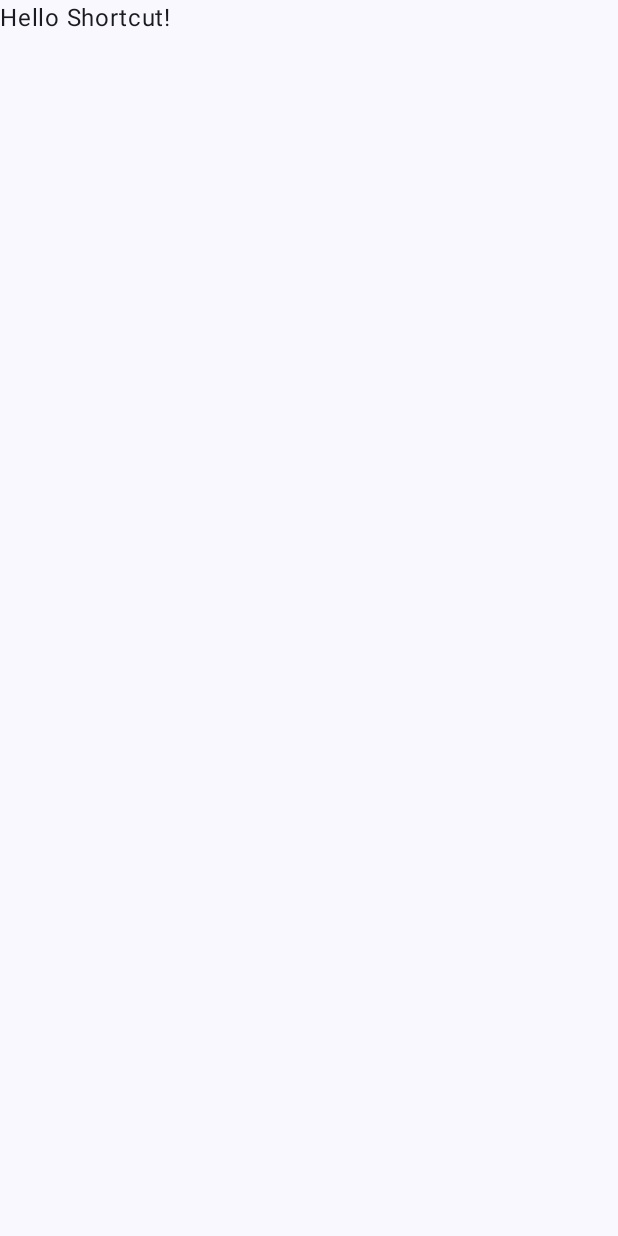
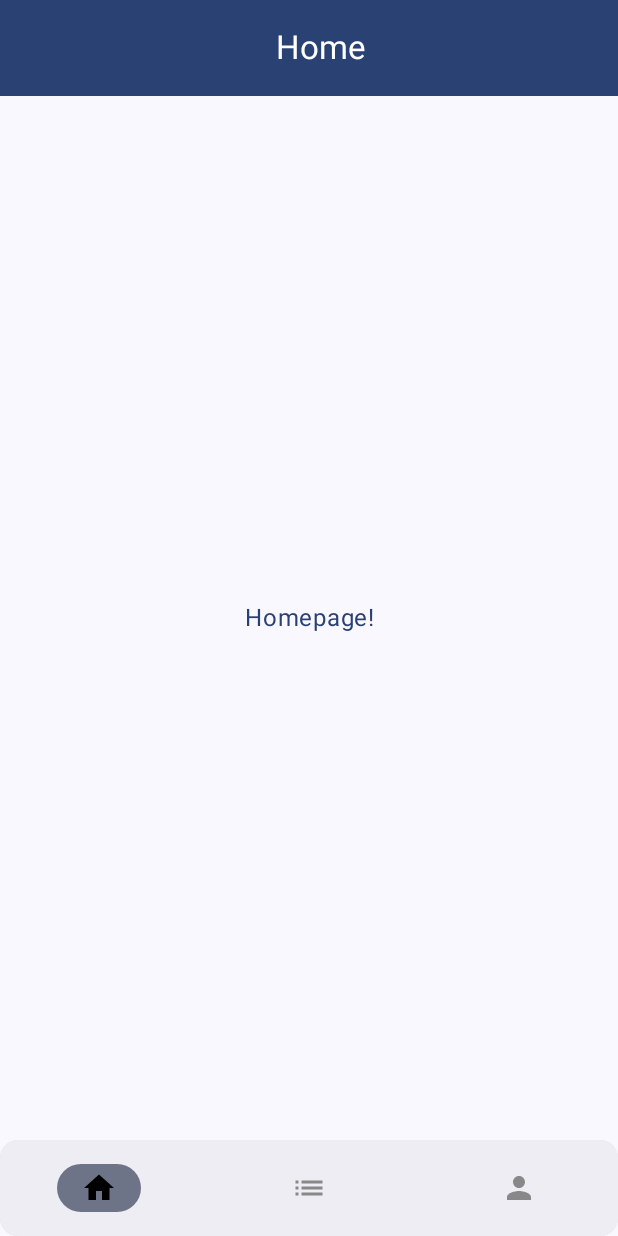
Before and after one commit to BikramDroid/onboarding-app, an Android app built with Jetpack Compose: the screen it shows after launch (MainActivity), on a phone screen of 412 x 824 dp. Before the commit the screen is almost empty. Run offline under Robolectric (Android 15) with nearby library versions, the phone set to English and light mode, and no system bars.

Commit message:
added scaffold for app bar and bottom nav

```diff
--- a/app/src/main/java/com/bikram/onboardingapp/MainActivity.kt
+++ b/app/src/main/java/com/bikram/onboardingapp/MainActivity.kt
@@ -3,13 +3,7 @@ package com.bikram.onboardingapp
 import android.os.Bundle
 import androidx.activity.ComponentActivity
 import androidx.activity.compose.setContent
-import androidx.compose.foundation.layout.fillMaxSize
-import androidx.compose.material3.MaterialTheme
-import androidx.compose.material3.Surface
-import androidx.compose.material3.Text
-import androidx.compose.runtime.Composable
-import androidx.compose.ui.Modifier
-import androidx.compose.ui.tooling.preview.Preview
+import com.bikram.onboardingapp.ui.screens.MasterPage
 import com.bikram.onboardingapp.ui.theme.OnboardingAppTheme
 
 class MainActivity : ComponentActivity() {
@@ -17,30 +11,10 @@ class MainActivity : ComponentActivity() {
         super.onCreate(savedInstanceState)
         setContent {
             OnboardingAppTheme {
-                // A surface container using the 'background' color from the theme
-                Surface(
-                    modifier = Modifier.fillMaxSize(),
-                    color = MaterialTheme.colorScheme.background
-                ) {
-                    Greeting("Shortcut")
-                }
+                // Home/master screen with a Scaffold for app
+                // bar and bottom navigation tabs
+                MasterPage()
             }
         }
     }
 }
-
-@Composable
-fun Greeting(name: String, modifier: Modifier = Modifier) {
-    Text(
-        text = "Hello $name!",
-        modifier = modifier
-    )
-}
-
-@Preview(showBackground = true)
-@Composable
-fun GreetingPreview() {
-    OnboardingAppTheme {
-        Greeting("Shortcut")
-    }
-}
--- /dev/null
+++ b/app/src/main/java/com/bikram/onboardingapp/data/Enums.kt
@@ -0,0 +1,11 @@
+package com.bikram.onboardingapp.data
+
+enum class NavItems(val value: Int) {
+    Home(0),
+    Receipts(1),
+    Profile(2);
+
+    companion object {
+        fun fromInt(value: Int) = NavItems.values().first { it.value == value }
+    }
+}
--- /dev/null
+++ b/app/src/main/java/com/bikram/onboardingapp/ui/components/CustomAppBar.kt
@@ -0,0 +1,37 @@
+package com.bikram.onboardingapp.ui.components
+
+import androidx.compose.foundation.layout.Box
+import androidx.compose.foundation.layout.fillMaxWidth
+import androidx.compose.material3.ExperimentalMaterial3Api
+import androidx.compose.material3.MaterialTheme
+import androidx.compose.material3.Text
+import androidx.compose.material3.TopAppBar
+import androidx.compose.material3.TopAppBarDefaults
+import androidx.compose.runtime.Composable
+import androidx.compose.runtime.MutableState
+import androidx.compose.ui.Alignment
+import androidx.compose.ui.Modifier
+import androidx.compose.ui.graphics.Color
+import androidx.compose.ui.text.TextStyle
+import androidx.compose.ui.unit.sp
+import com.bikram.onboardingapp.data.NavItems
+
+@OptIn(ExperimentalMaterial3Api::class)
+@Composable
+fun CustomAppBar(selectedIndex: MutableState<Int>) {
+    TopAppBar(
+        colors = TopAppBarDefaults.smallTopAppBarColors(containerColor = MaterialTheme.colorScheme.primary),
+        title = {
+            Box(modifier = Modifier.fillMaxWidth()) {
+                Text(
+                    text = NavItems.fromInt(selectedIndex.value).name,
+                    modifier = Modifier.align(Alignment.Center),
+                    color = Color.White,
+                    style = TextStyle(
+                        fontSize = 22.sp
+                    )
+                )
+            }
+        }
+    )
+}
--- /dev/null
+++ b/app/src/main/java/com/bikram/onboardingapp/ui/components/CustomBottomBar.kt
@@ -0,0 +1,86 @@
+package com.bikram.onboardingapp.ui.components
+
+import androidx.compose.foundation.Image
+import androidx.compose.foundation.layout.fillMaxWidth
+import androidx.compose.foundation.layout.height
+import androidx.compose.foundation.layout.wrapContentSize
+import androidx.compose.material.icons.Icons
+import androidx.compose.material.icons.filled.Home
+import androidx.compose.material.icons.filled.List
+import androidx.compose.material.icons.filled.Person
+import androidx.compose.material3.Card
+import androidx.compose.material3.NavigationBar
+import androidx.compose.material3.NavigationBarItem
+import androidx.compose.runtime.Composable
+import androidx.compose.runtime.MutableState
+import androidx.compose.ui.Modifier
+import androidx.compose.ui.graphics.Color
+import androidx.compose.ui.graphics.ColorFilter
+import androidx.compose.ui.graphics.vector.ImageVector
+import androidx.compose.ui.layout.ContentScale
+import androidx.compose.ui.unit.dp
+import com.bikram.onboardingapp.data.NavItems
+
+@Composable
+fun CustomBottomBar(selectedIndex: MutableState<Int>) {
+    Card(
+        modifier = Modifier
+            .fillMaxWidth()
+            .height(64.dp)
+    ) {
+        NavigationBar {
+            NavItems.values().forEachIndexed { index, _ ->
+                val isSelected = selectedIndex.value == index
+                NavigationBarItem(
+                    icon = {
+                        when (index) {
+                            0 -> {
+                                NavIcons(
+                                    Icons.Filled.Home,
+                                    isSelected
+                                )
+                            }
+
+                            1 -> {
+                                NavIcons(
+                                    Icons.Filled.List,
+                                    isSelected
+                                )
+                            }
+
+                            2 -> {
+                                NavIcons(
+                                    Icons.Filled.Person,
+                                    isSelected
+                                )
+                            }
+                        }
+                    },
+                    selected = isSelected,
+                    onClick = { selectedIndex.value = index }
+                )
+            }
+        }
+    }
+}
+
+@Composable
+fun NavIcons(imageVector: ImageVector, isTintColor: Boolean) {
+    if (isTintColor) {
+        Image(
+            modifier = Modifier.wrapContentSize(),
+            imageVector = imageVector,
+            colorFilter = ColorFilter.tint(Color.Black),
+            contentScale = ContentScale.Fit,
+            contentDescription = "tab_icon_selected"
+        )
+    } else {
+        Image(
+            modifier = Modifier.wrapContentSize(),
+            imageVector = imageVector,
+            colorFilter = ColorFilter.tint(Color.Gray),
+            contentScale = ContentScale.Fit,
+            contentDescription = "tab_icon_unselected"
+        )
+    }
+}
--- /dev/null
+++ b/app/src/main/java/com/bikram/onboardingapp/ui/screens/HomeScreen.kt
@@ -0,0 +1,22 @@
+package com.bikram.onboardingapp.ui.screens
+
+import androidx.compose.foundation.layout.Box
+import androidx.compose.foundation.layout.fillMaxSize
+import androidx.compose.material3.MaterialTheme
+import androidx.compose.material3.Text
+import androidx.compose.runtime.Composable
+import androidx.compose.ui.Alignment
+import androidx.compose.ui.Modifier
+import androidx.compose.ui.text.style.TextAlign
+
+@Composable
+fun HomeScreen() {
+    Box(contentAlignment = Alignment.Center, modifier = Modifier.fillMaxSize())
+    {
+        Text(
+            text = "Homepage!",
+            textAlign = TextAlign.Center,
+            color = MaterialTheme.colorScheme.primary
+        )
+    }
+}
--- /dev/null
+++ b/app/src/main/java/com/bikram/onboardingapp/ui/screens/MasterPage.kt
@@ -0,0 +1,52 @@
+package com.bikram.onboardingapp.ui.screens
+
+import android.annotation.SuppressLint
+import androidx.compose.foundation.layout.*
+import androidx.compose.material.*
+import androidx.compose.material.icons.filled.*
+import androidx.compose.material3.ExperimentalMaterial3Api
+import androidx.compose.material3.Scaffold
+import androidx.compose.material3.Surface
+import androidx.compose.runtime.Composable
+import androidx.compose.runtime.mutableStateOf
+import androidx.compose.runtime.remember
+import androidx.compose.ui.Modifier
+import androidx.compose.ui.tooling.preview.Preview
+import com.bikram.onboardingapp.ui.components.CustomAppBar
+import com.bikram.onboardingapp.ui.components.CustomBottomBar
+
+@SuppressLint("UnusedMaterial3ScaffoldPaddingParameter")
+@OptIn(ExperimentalMaterial3Api::class)
+@Preview(showBackground = true)
+@Composable
+fun MasterPage() {
+    val selectedIndex = remember { mutableStateOf(0) }
+
+    Surface(modifier = Modifier.fillMaxSize()) {
+        Scaffold(
+            topBar = {
+                CustomAppBar(selectedIndex)
+            },
+            content = {
+                Surface(modifier = Modifier.fillMaxSize()) {
+                    when (selectedIndex.value) {
+                        0 -> {
+                            HomeScreen()
+                        }
+
+                        1 -> {
+                            ReceiptsScreen()
+                        }
+
+                        2 -> {
+                            ProfileScreen()
+                        }
+                    }
+                }
+            },
+            bottomBar = {
+                CustomBottomBar(selectedIndex)
+            }
+        )
+    }
+}
--- /dev/null
+++ b/app/src/main/java/com/bikram/onboardingapp/ui/screens/ProfileScreen.kt
@@ -0,0 +1,22 @@
+package com.bikram.onboardingapp.ui.screens
+
+import androidx.compose.foundation.layout.Box
+import androidx.compose.foundation.layout.fillMaxSize
+import androidx.compose.material3.MaterialTheme
+import androidx.compose.material3.Text
+import androidx.compose.runtime.Composable
+import androidx.compose.ui.Alignment
+import androidx.compose.ui.Modifier
+import androidx.compose.ui.text.style.TextAlign
+
+@Composable
+fun ProfileScreen() {
+    Box(contentAlignment = Alignment.Center, modifier = Modifier.fillMaxSize())
+    {
+        Text(
+            text = "View your profile here!",
+            textAlign = TextAlign.Center,
+            color = MaterialTheme.colorScheme.primary
+        )
+    }
+}
--- /dev/null
+++ b/app/src/main/java/com/bikram/onboardingapp/ui/screens/ReceiptsScreen.kt
@@ -0,0 +1,22 @@
+package com.bikram.onboardingapp.ui.screens
+
+import androidx.compose.foundation.layout.Box
+import androidx.compose.foundation.layout.fillMaxSize
+import androidx.compose.material3.MaterialTheme
+import androidx.compose.material3.Text
+import androidx.compose.runtime.Composable
+import androidx.compose.ui.Alignment
+import androidx.compose.ui.Modifier
+import androidx.compose.ui.text.style.TextAlign
+
+@Composable
+fun ReceiptsScreen() {
+    Box(contentAlignment = Alignment.Center, modifier = Modifier.fillMaxSize())
+    {
+        Text(
+            text = "View your receipts here!",
+            textAlign = TextAlign.Center,
+            color = MaterialTheme.colorScheme.primary
+        )
+    }
+}
```
